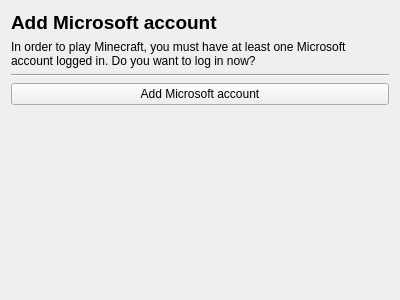
First picture: the form in launcher/ui/setupwizard/LoginWizardPage.ui, repository silsalkurainers-cmyk/Nexum, before the edit.
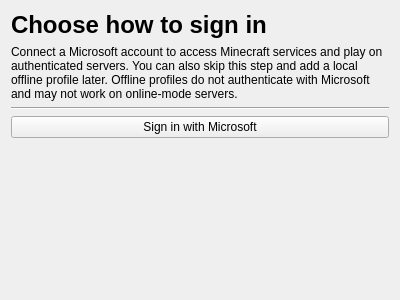
Second picture: the form after the edit.

Commit message: Make Microsoft sign-in optional in first-run setup

```diff
--- a/launcher/ui/setupwizard/LoginWizardPage.ui
+++ b/launcher/ui/setupwizard/LoginWizardPage.ui
@@ -17,7 +17,7 @@
    <item>
     <widget class="QLabel" name="label">
      <property name="text">
-      <string>&lt;html&gt;&lt;head/&gt;&lt;body&gt;&lt;p&gt;&lt;span style=&quot; font-size:14pt; font-weight:600;&quot;&gt;Add Microsoft account&lt;/span&gt;&lt;/p&gt;&lt;/body&gt;&lt;/html&gt;</string>
+      <string>&lt;html&gt;&lt;head/&gt;&lt;body&gt;&lt;p&gt;&lt;span style=&quot; font-size:18pt; font-weight:600;&quot;&gt;Choose how to sign in&lt;/span&gt;&lt;/p&gt;&lt;/body&gt;&lt;/html&gt;</string>
      </property>
      <property name="textFormat">
       <enum>Qt::RichText</enum>
@@ -30,7 +30,7 @@
    <item>
     <widget class="QLabel" name="label_2">
      <property name="text">
-      <string>In order to play Minecraft, you must have at least one Microsoft account logged in. Do you want to log in now?</string>
+      <string>Connect a Microsoft account to access Minecraft services and play on authenticated servers. You can also skip this step and add a local offline profile later. Offline profiles do not authenticate with Microsoft and may not work on online-mode servers.</string>
      </property>
      <property name="wordWrap">
       <bool>true</bool>
@@ -47,7 +47,7 @@
    <item>
     <widget class="QPushButton" name="pushButton">
      <property name="text">
-      <string>Add Microsoft account</string>
+      <string>Sign in with Microsoft</string>
      </property>
     </widget>
    </item>
```
